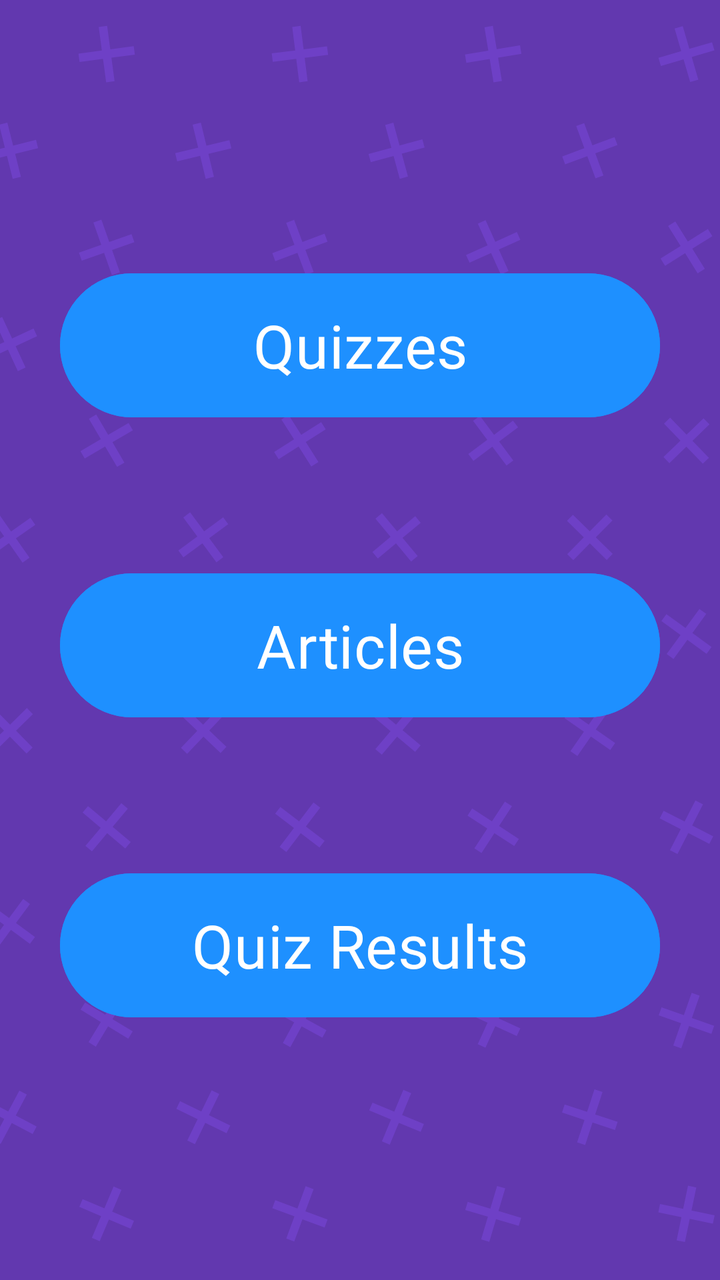
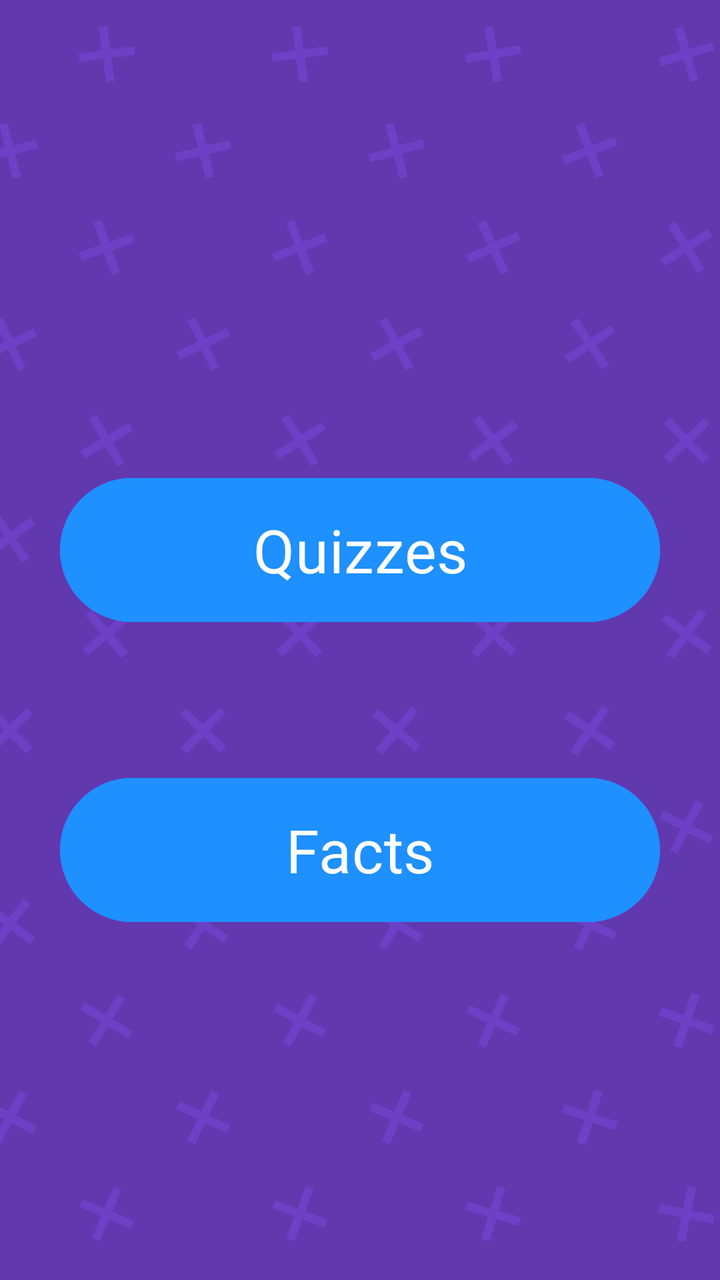

The first picture is an Android layout as it rendered before a commit; the second is the same layout after the commit. The layout source and the unified diff follow.
<!-- AndroidManifest.xml: application theme Theme.CivicRise -->
<!-- res/layout/activity_main_menu.xml -->
<androidx.constraintlayout.widget.ConstraintLayout
    xmlns:android="http://schemas.android.com/apk/res/android"
    xmlns:app="http://schemas.android.com/apk/res-auto"
    android:layout_width="match_parent"
    android:layout_height="match_parent"
    android:background="@drawable/background_photo">

    <LinearLayout
        android:id="@+id/buttonContainer"
        android:layout_width="wrap_content"
        android:layout_height="wrap_content"
        android:orientation="vertical"
        android:gravity="center"
        app:layout_constraintTop_toTopOf="parent"
        app:layout_constraintBottom_toBottomOf="parent"
        app:layout_constraintStart_toStartOf="parent"
        app:layout_constraintEnd_toEndOf="parent">

        <Button
            android:id="@+id/btnQuizzes"
            android:layout_width="300dp"
            android:layout_height="80dp"
            android:text="Quizzes"
            android:textSize="30sp"
            android:fontFamily="@font/roboto_bold"
            android:backgroundTint="#1E90FF"
            android:textColor="#FFFFFF"
            android:layout_marginTop="75dp"
            android:layout_marginBottom="70dp" />

        <Button
            android:id="@+id/btnArticles"
            android:layout_width="300dp"
            android:layout_height="80dp"
            android:text="Articles"
            android:textSize="30sp"
            android:fontFamily="@font/roboto_bold"
            android:backgroundTint="#1E90FF"
            android:textColor="#FFFFFF" />

        <Button
            android:id="@+id/btnQuizResults"
            android:layout_width="300dp"
            android:layout_height="80dp"
            android:text="Quiz Results"
            android:textSize="30sp"
            android:layout_marginTop="70dp"
            android:layout_marginBottom="70dp"
            android:fontFamily="@font/roboto_bold"
            android:backgroundTint="#1E90FF"
            android:textColor="#FFFFFF" />

    </LinearLayout>
</androidx.constraintlayout.widget.ConstraintLayout>
<!-- resources referenced by this layout -->
<resources>
  <!-- drawable background_photo: png bitmap (drawable, 90792 bytes) -->
  <style name="Theme.CivicRise" parent="Base.Theme.CivicRise" />
  <style name="Base.Theme.CivicRise" parent="Theme.Material3.DayNight.NoActionBar">
          
          
      </style>
</resources>

<!-- the commit's change to res/layout/activity_main_menu.xml (unified diff, before → after) -->
@@ -25,30 +25,19 @@
             android:fontFamily="@font/roboto_bold"
             android:backgroundTint="#1E90FF"
             android:textColor="#FFFFFF"
-            android:layout_marginTop="75dp"
+            android:layout_marginTop="60dp"
             android:layout_marginBottom="70dp" />
 
         <Button
-            android:id="@+id/btnArticles"
+            android:id="@+id/btnFacts"
             android:layout_width="300dp"
             android:layout_height="80dp"
-            android:text="Articles"
+            android:text="Facts"
             android:textSize="30sp"
             android:fontFamily="@font/roboto_bold"
             android:backgroundTint="#1E90FF"
             android:textColor="#FFFFFF" />
 
-        <Button
-            android:id="@+id/btnQuizResults"
-            android:layout_width="300dp"
-            android:layout_height="80dp"
-            android:text="Quiz Results"
-            android:textSize="30sp"
-            android:layout_marginTop="70dp"
-            android:layout_marginBottom="70dp"
-            android:fontFamily="@font/roboto_bold"
-            android:backgroundTint="#1E90FF"
-            android:textColor="#FFFFFF" />
 
     </LinearLayout>
 </androidx.constraintlayout.widget.ConstraintLayout>
